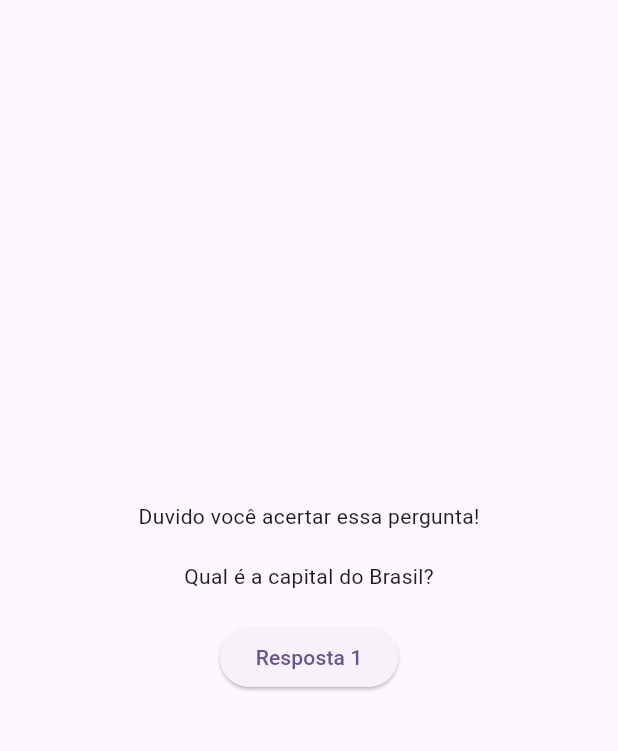
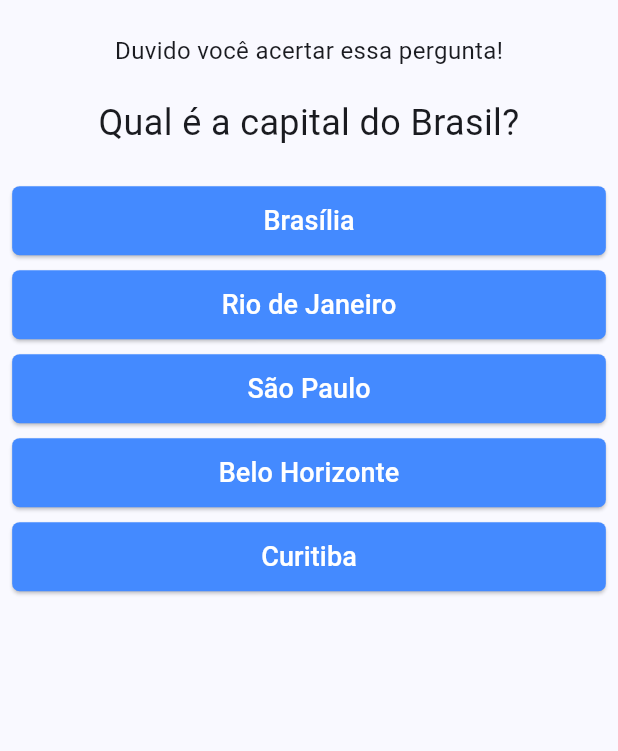
Before and after one commit to franbs2/quiz_up, a Flutter app: the screen it shows after launch, on a phone screen of 412 x 824 dp, the part 63-814 px from its top. Run offline on Flutter 3.47's test engine with Material 3 defaults, Android fonts, the light colour scheme and no system bars.

Commit message:
feat: Adiciona novos widgets e pontuacao

```diff
--- a/quiz_up/lib/home_page.dart
+++ /dev/null
@@ -1,58 +0,0 @@
-import 'package:flutter/material.dart';
-
-class HomePage extends StatefulWidget {
-  const HomePage({super.key});
-
-  @override
-  State<HomePage> createState() => _HomePageState();
-}
-
-class _HomePageState extends State<HomePage> {
-  var perguntaSelecionada = 0;
-
-  final List<String> questions = [
-    'Qual é a capital do Brasil?',
-    'Qual é o maior planeta do sistema solar?',
-    'Qual é o maior animal terrestre?',
-    'Qual é o maior oceano do mundo?',
-    'Qual é o maior país do mundo?',
-    'Qual é o menor planeta do sistema solar?',
-    'Qual é o menor país do mundo?',
-  ];
-
-  void responderPergunta() {
-    setState(() {
-      if (perguntaSelecionada < questions.length - 1) {
-        perguntaSelecionada++;
-      } else {
-        perguntaSelecionada = 0;
-      }
-    });
-  }
-
-  @override
-  Widget build(BuildContext context) {
-    return Scaffold(
-      appBar: AppBar(
-        title: const Text('Quiz Up'),
-      ),
-      body: Center(
-        child: Column(
-          mainAxisAlignment: MainAxisAlignment.center,
-          children: <Widget>[
-            const Text(
-              'Duvido você acertar essa pergunta!',
-            ),
-            const SizedBox(height: 20),
-            Text(questions[perguntaSelecionada]),
-            const SizedBox(height: 20),
-            ElevatedButton(
-              onPressed: responderPergunta,
-              child: const Text('Resposta 1'),
-            ),
-          ],
-        ),
-      ),
-    );
-  }
-}
--- a/quiz_up/lib/main.dart
+++ b/quiz_up/lib/main.dart
@@ -1,5 +1,5 @@
 import 'package:flutter/material.dart';
-import 'package:quiz_up/home_page.dart';
+import 'package:quiz_up/views/home_page.dart';
 
 void main() {
   runApp(const MyApp());
@@ -14,10 +14,10 @@ class MyApp extends StatelessWidget {
     return MaterialApp(
       title: 'Quiz Up',
       theme: ThemeData(
-        colorScheme: ColorScheme.fromSeed(seedColor: Colors.deepPurple),
+        colorScheme: ColorScheme.fromSeed(seedColor: Colors.blueAccent),
         useMaterial3: true,
       ),
-      home: HomePage(),
+      home: const HomePage(),
     );
   }
 }
--- /dev/null
+++ b/quiz_up/lib/views/home_page.dart
@@ -0,0 +1,180 @@
+import 'package:flutter/material.dart';
+import 'package:quiz_up/widgets/answer_button.dart';
+import 'package:quiz_up/widgets/section_questions_widget.dart';
+
+import '../widgets/result_widget.dart';
+
+class HomePage extends StatefulWidget {
+  const HomePage({super.key});
+
+  @override
+  State<HomePage> createState() => _HomePageState();
+}
+
+class _HomePageState extends State<HomePage> {
+  int _perguntaSelecionada = 0;
+  int pontuacaoTotal = 0;
+
+  final List<Map<String, Object>> questions = [
+    //PERGUNTAS COM 5 RESPOSTAS
+    {
+      'texto': 'Qual é a capital do Brasil?',
+      'resposta': [
+        {'texto': 'Brasília', 'pontuacao': 10},
+        {'texto': 'Rio de Janeiro', 'pontuacao': 1},
+        {'texto': 'São Paulo', 'pontuacao': 1},
+        {'texto': 'Belo Horizonte', 'pontuacao': 1},
+        {'texto': 'Curitiba', 'pontuacao': 1}
+      ]
+    },
+    {
+      'texto': 'Qual o maior oceano do mundo?',
+      'resposta': [
+        {'texto': 'Pacifico', 'pontuacao': 10},
+        {'texto': 'Atlântico', 'pontuacao': 1},
+        {'texto': 'Índico', 'pontuacao': 1},
+        {'texto': 'Ártico', 'pontuacao': 1},
+        {'texto': 'Antártico', 'pontuacao': 1}
+      ]
+    },
+    {
+      'texto': 'Qual é o maior planeta do sistema solar?',
+      'resposta': [
+        {'texto': 'Júpiter', 'pontuacao': 10},
+        {'texto': 'Saturno', 'pontuacao': 1},
+        {'texto': 'Urano', 'pontuacao': 1},
+        {'texto': 'Netuno', 'pontuacao': 1},
+        {'texto': 'Terra', 'pontuacao': 1}
+      ]
+    },
+    {
+      'texto': 'Qual é o menor país do mundo?',
+      'resposta': [
+        {'texto': 'Vaticano', 'pontuacao': 10},
+        {'texto': 'Mônaco', 'pontuacao': 1},
+        {'texto': 'Nauru', 'pontuacao': 1},
+        {'texto': 'Tuvalu', 'pontuacao': 1},
+        {'texto': 'San Marino', 'pontuacao': 1}
+      ]
+    },
+    {
+      'texto': 'Qual é o maior deserto do mundo?',
+      'resposta': [
+        {'texto': 'Antártico', 'pontuacao': 1},
+        {'texto': 'Saara', 'pontuacao': 10},
+        {'texto': 'Gobi', 'pontuacao': 1},
+        {'texto': 'Kalahari', 'pontuacao': 1},
+        {'texto': 'Atacama', 'pontuacao': 1}
+      ]
+    },
+    {
+      'texto': 'Qual é o maior rio do mundo?',
+      'resposta': [
+        {'texto': 'Amazonas', 'pontuacao': 10},
+        {'texto': 'Nilo', 'pontuacao': 1},
+        {'texto': 'Yangtzé', 'pontuacao': 1},
+        {'texto': 'Mississipi', 'pontuacao': 1},
+        {'texto': 'Amarelo', 'pontuacao': 1}
+      ]
+    },
+    {
+      'texto': 'Qual é o maior lago do mundo?',
+      'resposta': [
+        {'texto': 'Cáspio', 'pontuacao': 1},
+        {'texto': 'Superior', 'pontuacao': 1},
+        {'texto': 'Vitória', 'pontuacao': 1},
+        {'texto': 'Michigan', 'pontuacao': 1},
+        {'texto': 'Baikal', 'pontuacao': 1}
+      ]
+    },
+    {
+      'texto': 'Qual é o maior vulcão do mundo?',
+      'resposta': [
+        {'texto': 'Mauna Loa', 'pontuacao': 10},
+        {'texto': 'Krakatoa', 'pontuacao': 1},
+        {'texto': 'Vesúvio', 'pontuacao': 1},
+        {'texto': 'Kilauea', 'pontuacao': 1},
+        {'texto': 'Tambora', 'pontuacao': 1}
+      ]
+    },
+    {
+      'texto': 'Qual é o maior arquipélago do mundo?',
+      'resposta': [
+        {'texto': 'Indonésia', 'pontuacao': 10},
+        {'texto': 'Filipinas', 'pontuacao': 1},
+        {'texto': 'Havaí', 'pontuacao': 1},
+        {'texto': 'Japão', 'pontuacao': 1},
+        {'texto': 'Maldivas', 'pontuacao': 1}
+      ]
+    },
+    {
+      'texto': 'Qual é o maior golfo do mundo?',
+      'resposta': [
+        {'texto': 'México', 'pontuacao': 10},
+        {'texto': 'Finlândia', 'pontuacao': 1},
+        {'texto': 'Guiné', 'pontuacao': 1},
+        {'texto': 'Tailândia', 'pontuacao': 1},
+        {'texto': 'Bengala', 'pontuacao': 1}
+      ]
+    }
+  ];
+
+  void _responderPergunta(int pontuacao) {
+    setState(() {
+      _perguntaSelecionada++;
+      pontuacaoTotal += pontuacao;
+    });
+  }
+
+  bool get temPerguntaSelecionada {
+    return _perguntaSelecionada < questions.length - 1;
+  }
+
+  @override
+  Widget build(BuildContext context) {
+    // Acessar pergunta e respostas
+    Map<String, Object> currentQuestion = questions[_perguntaSelecionada];
+    String pergunta = currentQuestion['texto'] as String;
+    List<Map<String, Object>> respostas =
+        List<Map<String, Object>>.from(currentQuestion['resposta'] as List);
+
+    // Gerar widgets de resposta
+    List<Widget> respostaWidgets = respostas
+        .map((resp) => AnswerButtonWidget(
+            onPressed: () => _responderPergunta(resp['pontuacao'] as int),
+            text: resp['texto'] as String))
+        .toList();
+
+    //pegar a pontuação da resposta selecionada qualquer e somar com a pontuação total
+
+    print(pontuacaoTotal);
+
+//Abordagem imperativa
+    // List<Widget> resposta = [];
+
+    // for (String textoResp
+    //     in questions[_perguntaSelecionada].cast()['resposta']) {
+    //   resposta.add(AnswerButtonWidget(
+    //     onPressed: _responderPergunta,
+    //     text: textoResp,
+    //   ));
+    // }
+
+    return Scaffold(
+      appBar: AppBar(
+        title: const Text('Quiz Up'),
+      ),
+      body: Padding(
+        padding: const EdgeInsets.all(8.1),
+        child: temPerguntaSelecionada
+            ? SectionQuestionsWidget(
+                question: pergunta,
+                resposta: respostaWidgets,
+              )
+            : ResultWidget(
+                pontuacao: pontuacaoTotal,
+              ),
+      ),
+    );
+  }
+}
--- /dev/null
+++ b/quiz_up/lib/widgets/answer_button.dart
@@ -0,0 +1,30 @@
+import 'package:flutter/material.dart';
+
+class AnswerButtonWidget extends StatelessWidget {
+  final void Function()? onPressed;
+  final String text;
+
+  const AnswerButtonWidget(
+      {super.key, required this.onPressed, required this.text});
+
+  @override
+  Widget build(BuildContext context) {
+    return Padding(
+      padding: const EdgeInsets.symmetric(vertical: 4),
+      child: SizedBox(
+        width: double.infinity,
+        child: ElevatedButton(
+          style: ElevatedButton.styleFrom(
+              backgroundColor: Colors.blueAccent,
+              padding: const EdgeInsets.symmetric(vertical: 10),
+              shape: RoundedRectangleBorder(
+                borderRadius: BorderRadius.circular(5),
+              )),
+          onPressed: onPressed,
+          child: Text(text,
+              style: const TextStyle(fontSize: 18, color: Colors.white)),
+        ),
+      ),
+    );
+  }
+}
--- /dev/null
+++ b/quiz_up/lib/widgets/questions_widget.dart
@@ -0,0 +1,18 @@
+import 'package:flutter/material.dart';
+
+class QuestionsWidget extends StatelessWidget {
+  final String question;
+  const QuestionsWidget({super.key, required this.question});
+
+  @override
+  Widget build(BuildContext context) {
+    return Text(
+      question,
+      style: const TextStyle(
+        fontSize: 24,
+      ),
+      softWrap: true,
+      textAlign: TextAlign.center,
+    );
+  }
+}
--- /dev/null
+++ b/quiz_up/lib/widgets/result_widget.dart
@@ -0,0 +1,15 @@
+import 'package:flutter/material.dart';
+
+class ResultWidget extends StatelessWidget {
+  final int pontuacao;
+  const ResultWidget({super.key, required this.pontuacao});
+
+  @override
+  Widget build(BuildContext context) {
+    return Center(
+        child: Text(
+      'Parabéns. Você concluiu o Quiz! Sua pontuação foi: $pontuacao',
+      style: const TextStyle(fontSize: 24),
+    ));
+  }
+}
--- /dev/null
+++ b/quiz_up/lib/widgets/section_questions_widget.dart
@@ -0,0 +1,30 @@
+import 'package:flutter/material.dart';
+import 'package:quiz_up/widgets/questions_widget.dart';
+
+class SectionQuestionsWidget extends StatelessWidget {
+  final String question;
+  final List<Widget> resposta;
+  const SectionQuestionsWidget(
+      {super.key, required this.question, required this.resposta});
+
+  @override
+  Widget build(BuildContext context) {
+    return Column(
+      children: <Widget>[
+        const Text(
+          'Duvido você acertar essa pergunta!',
+          style: TextStyle(fontSize: 16),
+        ),
+        const SizedBox(height: 20),
+        QuestionsWidget(question: question),
+        const SizedBox(height: 20),
+        //...resposta //Abordagem imperativa
+
+        //Abordagem declarativa
+        ...resposta
+        // ...resposta.map((resp) =>
+        //     AnswerButtonWidget(onPressed: _responderPergunta, text: resp)),
+      ],
+    );
+  }
+}
--- /dev/null
+++ b/quiz_up/lib/widgets/title_widget.dart
@@ -0,0 +1,15 @@
+import 'package:flutter/material.dart';
+
+class TitleWidget extends StatelessWidget {
+  final String texto;
+
+  const TitleWidget({super.key, required this.texto});
+
+  @override
+  Widget build(BuildContext context) {
+    return Text(
+      texto,
+      style: const TextStyle(fontSize: 45, color: Color(0xf7595487)),
+    );
+  }
+}
```
